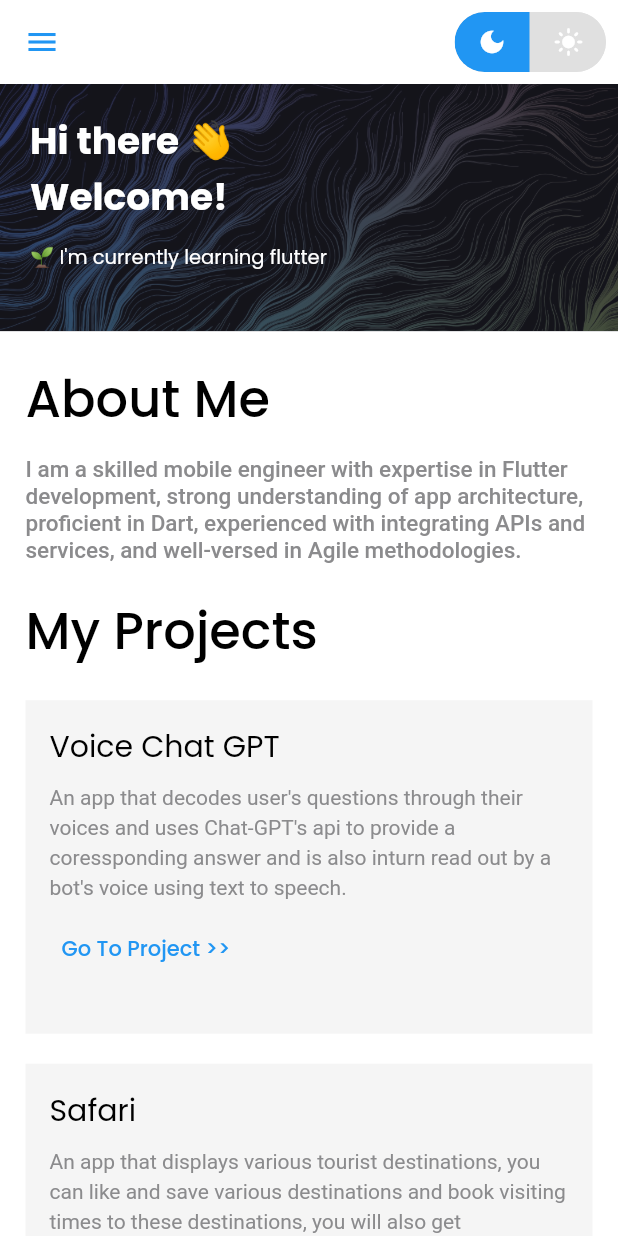
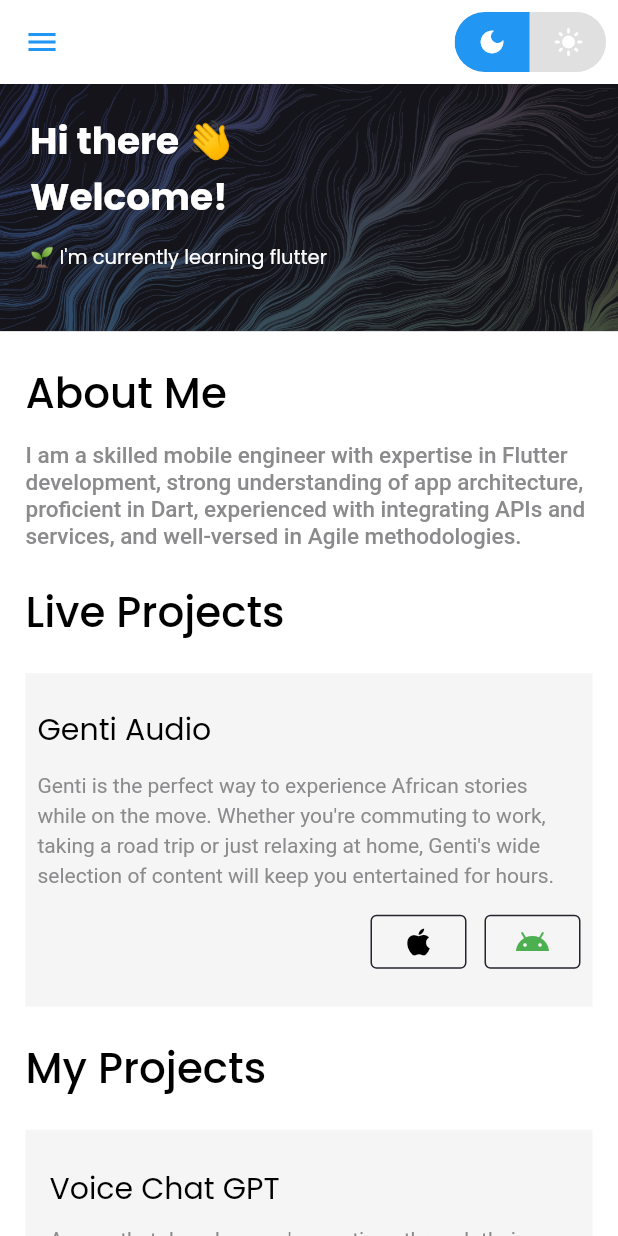
Before and after one commit to BishopSam/portfolio, a Flutter app: the screen it shows after launch, on a phone screen of 412 x 824 dp. Run offline on Flutter 3.47's test engine with Material 2 defaults, Android fonts, the phone set to English and light mode, and no system bars; drawn by our look-alikes of animated_text_kit, toggle_switch; our stand-ins replace flutter_screenutil, flutter_svg, google_fonts.

```diff
--- a/lib/main.dart
+++ b/lib/main.dart
@@ -1,4 +1,5 @@
 import 'package:flutter/material.dart';
+import 'package:flutter_screenutil/flutter_screenutil.dart';
 import 'package:google_fonts/google_fonts.dart';
 import 'package:portfolio_app/src/constants/app_colors.dart';
 import 'package:portfolio_app/src/home/home_screen.dart';
@@ -30,12 +31,21 @@ class MyApp extends StatelessWidget {
     return AnimatedBuilder(
         animation: themeController,
         builder: (context, child) {
+          return ScreenUtilInit(
+            designSize: ScreenUtil.defaultSize,
+            builder: (context, child) {
               return MaterialApp(
-            title: 'Bishop\'s PortFolio',
+                title: 'Bishop\'s Portfolio',
                 debugShowCheckedModeBanner: false,
                 theme: ThemeData.light().copyWith(
                   primaryColor: primaryColor,
                   scaffoldBackgroundColor: Colors.white,
+                  outlinedButtonTheme: OutlinedButtonThemeData(
+                      style: OutlinedButton.styleFrom(
+                          side: const BorderSide(color: secondaryColor))),
+                  progressIndicatorTheme: ProgressIndicatorThemeData(
+                      circularTrackColor: Colors.grey[300],
+                      linearTrackColor: Colors.grey[300]),
                   canvasColor: Colors.grey[100],
                   appBarTheme: const AppBarTheme(
                       color: Colors.transparent,
@@ -54,6 +64,9 @@ class MyApp extends StatelessWidget {
                 darkTheme: ThemeData.dark().copyWith(
                   primaryColor: primaryColor,
                   scaffoldBackgroundColor: bgColor,
+                  //  outlinedButtonTheme: OutlinedButtonThemeData(style: OutlinedButton.styleFrom(foregroundColor: )),
+                  progressIndicatorTheme: const ProgressIndicatorThemeData(
+                      circularTrackColor: darkColor, linearTrackColor: darkColor),
                   canvasColor: secondaryColor,
                   appBarTheme: const AppBarTheme(
                       color: Colors.transparent,
@@ -74,6 +87,8 @@ class MyApp extends StatelessWidget {
                   themeController: themeController,
                 ),
               );
+            }
+          );
         });
   }
 }
--- a/lib/src/common_widgets/animated_progress_indicators.dart
+++ b/lib/src/common_widgets/animated_progress_indicators.dart
@@ -1,5 +1,4 @@
 import 'package:flutter/material.dart';
-import 'package:portfolio_app/src/constants/app_colors.dart';
 import 'package:portfolio_app/src/constants/app_sizes.dart';
 
 class AnimatedCircularProgressIndicator extends StatelessWidget {
@@ -26,8 +25,6 @@ class AnimatedCircularProgressIndicator extends StatelessWidget {
               children: [
                 CircularProgressIndicator(
                   value: value,
-                  color: primaryColor,
-                  backgroundColor: darkColor,
                 ),
                 Center(
                   child: Text(
@@ -86,8 +83,6 @@ class AnimatedLinearProgressIndicator extends StatelessWidget {
             const SizedBox(height: Sizes.p12),
             LinearProgressIndicator(
               value: value,
-              color: primaryColor,
-              backgroundColor: darkColor,
             ),
           ],
         ),
--- /dev/null
+++ b/lib/src/common_widgets/live_project_card.dart
@@ -0,0 +1,75 @@
+import 'package:flutter/material.dart';
+import 'package:flutter_screenutil/flutter_screenutil.dart';
+import 'package:portfolio_app/src/common_widgets/responsive_widget.dart';
+import 'package:portfolio_app/src/constants/app_sizes.dart';
+import 'package:portfolio_app/src/models/live_project.dart';
+
+class LiveProjectCard extends StatelessWidget {
+  const LiveProjectCard({
+    Key? key,
+    required this.project,
+    required this.appleStorePressed,
+    required this.playStorePressed,
+  }) : super(key: key);
+
+  final LiveProject project;
+  final VoidCallback appleStorePressed;
+  final VoidCallback playStorePressed;
+
+  @override
+  Widget build(BuildContext context) {
+    return Container(
+      padding: const EdgeInsets.all(Sizes.p8),
+      color: Theme.of(context).canvasColor,
+      child: Column(
+        crossAxisAlignment: CrossAxisAlignment.start,
+        mainAxisSize: MainAxisSize.min,
+        children: [
+          SizedBox(
+            height: 12.h,
+          ),
+          Text(
+            project.title,
+            maxLines: 2,
+            overflow: TextOverflow.ellipsis,
+            style: Theme.of(context).textTheme.subtitle1!.copyWith(
+                fontSize: Responsive.isMobileLarge(context) ? 20 : 17),
+          ),
+          const Spacer(
+            flex: 1,
+          ),
+          Text(
+            project.description,
+            maxLines: Responsive.isMobileLarge(context) ? 4 : 5,
+            overflow: TextOverflow.ellipsis,
+            style: const TextStyle(height: 1.4),
+          ),
+          const Spacer(),
+          Row(
+            mainAxisAlignment: MainAxisAlignment.end,
+            children: [
+              OutlinedButton(
+                onPressed: appleStorePressed,
+                child: const Icon(
+                  Icons.apple,
+                  color: Colors.black,
+                ),
+              ),
+              gapW12,
+              OutlinedButton(
+                onPressed: playStorePressed,
+                child: const Icon(
+                  Icons.android,
+                  color: Colors.green,
+                ),
+              ),
+            ],
+          ),
+          const Spacer(
+            flex: 1,
+          )
+        ],
+      ),
+    );
+  }
+}
--- a/lib/src/common_widgets/project_card.dart
+++ b/lib/src/common_widgets/project_card.dart
@@ -1,16 +1,12 @@
 import 'package:flutter/material.dart';
-import 'package:portfolio_app/src/common_widgets/alert_dialogs.dart';
+import 'package:flutter_svg/flutter_svg.dart';
 import 'package:portfolio_app/src/common_widgets/responsive_widget.dart';
-import 'package:portfolio_app/src/constants/app_colors.dart';
 import 'package:portfolio_app/src/constants/app_sizes.dart';
 import 'package:portfolio_app/src/models/project.dart';
 
 class ProjectCard extends StatelessWidget {
-  const ProjectCard({
-    Key? key,
-    required this.project,
-    required this.onPressed
-  }) : super(key: key);
+  const ProjectCard({Key? key, required this.project, required this.onPressed})
+      : super(key: key);
 
   final Project project;
   final VoidCallback onPressed;
@@ -23,12 +19,15 @@ class ProjectCard extends StatelessWidget {
       child: Column(
         crossAxisAlignment: CrossAxisAlignment.start,
         children: [
+          const Spacer(
+            flex: 1,
+          ),
           Text(
             project.title,
             maxLines: 2,
             overflow: TextOverflow.ellipsis,
-            style:
-                Theme.of(context).textTheme.subtitle1!.copyWith(fontSize:Responsive.isMobileLarge(context) ? 20 : 17),
+            style: Theme.of(context).textTheme.subtitle1!.copyWith(
+                fontSize: Responsive.isMobileLarge(context) ? 20 : 17),
           ),
           const Spacer(),
           Text(
@@ -38,14 +37,17 @@ class ProjectCard extends StatelessWidget {
             style: const TextStyle(height: 1.4),
           ),
           const Spacer(),
-          TextButton(
-              onPressed: onPressed,
-            child: const Text(
-              "Go To Project >>",
-              style: TextStyle(color: primaryColor),
-            ),
+          Align(
+            alignment: Alignment.bottomRight,
+            child: OutlinedButton(
+                onPressed: onPressed,
+                child: SvgPicture.asset(
+                  "assets/icons/github.svg",
+                )),
           ),
-          const Spacer(flex: 2,)
+          const Spacer(
+            flex: 1,
+          )
         ],
       ),
     );
--- a/lib/src/constants/projects_list.dart
+++ b/lib/src/constants/projects_list.dart
@@ -1,3 +1,4 @@
+import 'package:portfolio_app/src/models/live_project.dart';
 import 'package:portfolio_app/src/models/project.dart';
 
 List<Project> kTestProjects = [
@@ -19,3 +20,14 @@ List<Project> kTestProjects = [
       description:
           'A mobile app that helps users make healthier food choices by providing a basic food nutritional value guide and suggested meal options.'),
 ];
+
+List<LiveProject> kLiveProjects = [
+  LiveProject(
+      title: "Genti Audio",
+      description:
+          "Genti is the perfect way to experience African stories while on the move. Whether you're commuting to work, taking a road trip or just relaxing at home, Genti's wide selection of content will keep you entertained for hours.",
+      appStoreUrl:
+          "https://apps.apple.com/ng/app/genti-audio-stories-podcasts/id1626263802",
+      playStoreUrl:
+          "https://play.google.com/store/apps/details?id=com.app.gentimedia")
+];
--- a/lib/src/constants/recommendations_list.dart
+++ b/lib/src/constants/recommendations_list.dart
@@ -11,8 +11,4 @@ final List<Recommendation> kRecommendationsList = [
     text:
         "Bishop is a great asset for any organization. It's a true pleasure working with him at HarshTech. His flutter skill is amazing as well as his professionalism and being a good team player. Bishop's problem solving skill is also one of his great skills.",
   ),
-  Recommendation(
-      name: "Lorem Ipsum",
-      text:
-          "Lorem ipsum dolor sit amet, consectetur adipiscing elit. Nunc sit amet ante velit. Aenean sollicitudin iaculis leo sed tincidunt. Nulla pellentesque ante elit, quis sollicitudin mauris imperdiet id. Integer pellentesque neque tellus, in ornare purus dictum vel. Morbi interdum id massa ut tempor."),
 ];
--- a/lib/src/home/side_menu/side_menu.dart
+++ b/lib/src/home/side_menu/side_menu.dart
@@ -49,14 +49,6 @@ class SideMenu extends StatelessWidget {
                     mainAxisSize: MainAxisSize.min,
                     children: [
                       const BioText(
-                        title: "Residence",
-                        text: "Nigeria",
-                      ),
-                      const BioText(
-                        title: "City",
-                        text: "Owerri/Abuja",
-                      ),
-                      const BioText(
                         title: "Email",
                         text: "bishopuzochukwu37@gmail.com",
                       ),
@@ -69,7 +61,7 @@ class SideMenu extends StatelessWidget {
                       TextButton(
                         onPressed: () {
                           launchURL(
-                              "https://drive.google.com/file/d/12LvHHWvgXjkrSa1zBtW-yRohA7F-e01P/view?usp=sharing");
+                              "https://drive.google.com/file/d/1eHIvX6K4bw1pXDQidHDYDZ8ZohSxtTVJ/view?usp=sharing");
                         },
                         child: FittedBox(
                           child: Row(
@@ -116,6 +108,15 @@ class SideMenu extends StatelessWidget {
                               icon:
                                   SvgPicture.asset("assets/icons/twitter.svg"),
                             ),
+                            IconButton(
+                                onPressed: () {
+                                  launchURL(
+                                      'mailto:bishopuzochukwu37@gmail.com');
+                                },
+                                icon: Icon(
+                                  Icons.email,
+                                  color: Colors.grey[600],
+                                )),
                             const Spacer(),
                           ],
                         ),
--- a/lib/src/home/side_menu/widgets/languages.dart
+++ b/lib/src/home/side_menu/widgets/languages.dart
@@ -21,7 +21,7 @@ class Languages extends StatelessWidget {
           ),
         ),
         const AnimatedLinearProgressIndicator(
-          percentage: 0.7,
+          percentage: 0.8,
           label: "Dart",
         ),
         const AnimatedLinearProgressIndicator(
@@ -36,7 +36,6 @@ class Languages extends StatelessWidget {
           percentage: 0.75,
           label: "Pidgin",
         ),
-
       ],
     );
   }
--- a/lib/src/home/side_menu/widgets/my_skills.dart
+++ b/lib/src/home/side_menu/widgets/my_skills.dart
@@ -24,21 +24,21 @@ class Skills extends StatelessWidget {
           children: const [
             Expanded(
               child: AnimatedCircularProgressIndicator(
-                percentage: 0.7,
+                percentage: 0.8,
                 label: "Flutter",
               ),
             ),
             SizedBox(width: Sizes.p20),
             Expanded(
               child: AnimatedCircularProgressIndicator(
-                percentage: 0.55,
+                percentage: 0.7,
                 label: "Firebase",
               ),
             ),
             SizedBox(width: Sizes.p20),
             Expanded(
               child: AnimatedCircularProgressIndicator(
-                percentage: 0.65,
+                percentage: 0.7,
                 label: "Git",
               ),
             ),
--- a/lib/src/home/side_menu/widgets/personal_info.dart
+++ b/lib/src/home/side_menu/widgets/personal_info.dart
@@ -18,7 +18,7 @@ class PersonalInfo extends StatelessWidget {
               radius: 50,
               backgroundColor: Theme.of(context).canvasColor,
               backgroundImage:
-                  const AssetImage("assets/images/profile.jpg"),
+                  const AssetImage("assets/images/profile_pic2.jpg"),
             ),
             const Spacer(),
             Text(
--- a/lib/src/home/widgets/projects_grid_view.dart
+++ b/lib/src/home/widgets/projects_grid_view.dart
@@ -1,5 +1,7 @@
 import 'package:flutter/material.dart';
+import 'package:flutter_screenutil/flutter_screenutil.dart';
 import 'package:portfolio_app/src/common_widgets/alert_dialogs.dart';
+import 'package:portfolio_app/src/common_widgets/live_project_card.dart';
 import 'package:portfolio_app/src/common_widgets/project_card.dart';
 import 'package:portfolio_app/src/common_widgets/responsive_widget.dart';
 import 'package:portfolio_app/src/constants/app_sizes.dart';
@@ -19,7 +21,7 @@ class MyProjects extends StatelessWidget {
         gapH20,
         Text(
           "About Me",
-          style: Theme.of(context).textTheme.headline6!.copyWith(fontSize: 34),
+          style: Theme.of(context).textTheme.headline6!.copyWith(fontSize: 28),
         ),
         gapH12,
         Text(
@@ -28,8 +30,31 @@ class MyProjects extends StatelessWidget {
         ),
         gapH20,
         Text(
+          "Live Projects",
+          style: Theme.of(context).textTheme.headline6!.copyWith(fontSize: 28),
+        ),
+        gapH20,
+        const Responsive(
+            mobile: ProjectsGridView(
+              crossAxisCount: 1,
+              childAspectRatio: 1.7,
+              islive: true,
+            ),
+            mobileLarge: ProjectsGridView(
+              crossAxisCount: 2,
+              islive: true,
+            ),
+            tablet: ProjectsGridView(
+              childAspectRatio: 1.1,
+              islive: true,
+            ),
+            desktop: ProjectsGridView(
+              islive: true,
+            )),
+        gapH20,
+        Text(
           "My Projects",
-          style: Theme.of(context).textTheme.headline6!.copyWith(fontSize: 34),
+          style: Theme.of(context).textTheme.headline6!.copyWith(fontSize: 28),
         ),
         gapH20,
         const Responsive(
@@ -38,7 +63,9 @@ class MyProjects extends StatelessWidget {
             childAspectRatio: 1.7,
           ),
           mobileLarge: ProjectsGridView(crossAxisCount: 2),
-          tablet: ProjectsGridView(childAspectRatio: 1.1),
+          tablet: ProjectsGridView(
+            childAspectRatio: 1.1,
+          ),
           desktop: ProjectsGridView(),
         )
       ],
@@ -51,15 +78,14 @@ class ProjectsGridView extends StatelessWidget {
     Key? key,
     this.crossAxisCount = 3,
     this.childAspectRatio = 1.3,
+    this.islive = false,
   }) : super(key: key);
 
   final int crossAxisCount;
   final double childAspectRatio;
-
+  final bool islive;
   @override
   Widget build(BuildContext context) {
-
-
     //? move to controller class in the future when using riverpod for state management
     void launchURL(String? url) async {
       if (url != null) {
@@ -80,17 +106,25 @@ class ProjectsGridView extends StatelessWidget {
     return GridView.builder(
       shrinkWrap: true,
       physics: const NeverScrollableScrollPhysics(),
-      itemCount: kTestProjects.length,
+      itemCount: islive ? kLiveProjects.length : kTestProjects.length,
       gridDelegate: SliverGridDelegateWithFixedCrossAxisCount(
         crossAxisCount: crossAxisCount,
         childAspectRatio: childAspectRatio,
         crossAxisSpacing: Sizes.p20,
         mainAxisSpacing: Sizes.p20,
       ),
-      itemBuilder: (context, index) => ProjectCard(
-        project: kTestProjects[index],
-        onPressed: () => launchURL(kTestProjects[index].url),
-      ),
+      itemBuilder: (context, index) => islive
+          ? LiveProjectCard(
+              project: kLiveProjects[index],
+              appleStorePressed: () =>
+                  launchURL(kLiveProjects[index].appStoreUrl),
+              playStorePressed: () =>
+                  launchURL(kLiveProjects[index].playStoreUrl),
+            )
+          : ProjectCard(
+              project: kTestProjects[index],
+              onPressed: () => launchURL(kTestProjects[index].url),
+            ),
     );
   }
 }
--- a/lib/src/home/widgets/recommendations.dart
+++ b/lib/src/home/widgets/recommendations.dart
@@ -17,7 +17,7 @@ class Recommendations extends StatelessWidget {
         children: [
           Text(
             "Recommendations",
-             style: Theme.of(context).textTheme.headline6!.copyWith(fontSize: 34),
+             style: Theme.of(context).textTheme.headline6!.copyWith(fontSize: 28),
           ),
          gapH20,
           SingleChildScrollView(
--- /dev/null
+++ b/lib/src/models/live_project.dart
@@ -0,0 +1,7 @@
+class LiveProject {
+  final String title, description;
+  final String? appStoreUrl, playStoreUrl;
+
+  LiveProject( {required this.title,required this.description,required this.appStoreUrl, required this.playStoreUrl});
+
+}
--- a/pubspec.yaml
+++ b/pubspec.yaml
@@ -20,7 +20,7 @@ publish_to: 'none' # Remove this line if you wish to publish to pub.dev
 version: 1.0.0+1
 
 environment:
-  sdk: '>=2.18.2 <3.0.0'
+  sdk: '>=2.18.0 <3.0.0'
 
 # Dependencies specify other packages that your package needs in order to work.
 # To automatically upgrade your package dependencies to the latest versions
@@ -33,6 +33,7 @@ dependencies:
   cupertino_icons: ^1.0.2
   flutter:
     sdk: flutter
+  flutter_screenutil: ^5.7.0
   flutter_svg: ^1.1.4
   google_fonts: ^3.0.1
   toggle_switch: ^2.0.1
```
Also changed, not shown: assets/images/profile_pic2.jpg (added), pubspec.lock, 9 other files. Lines whose indentation alone changed are shown as unchanged.
